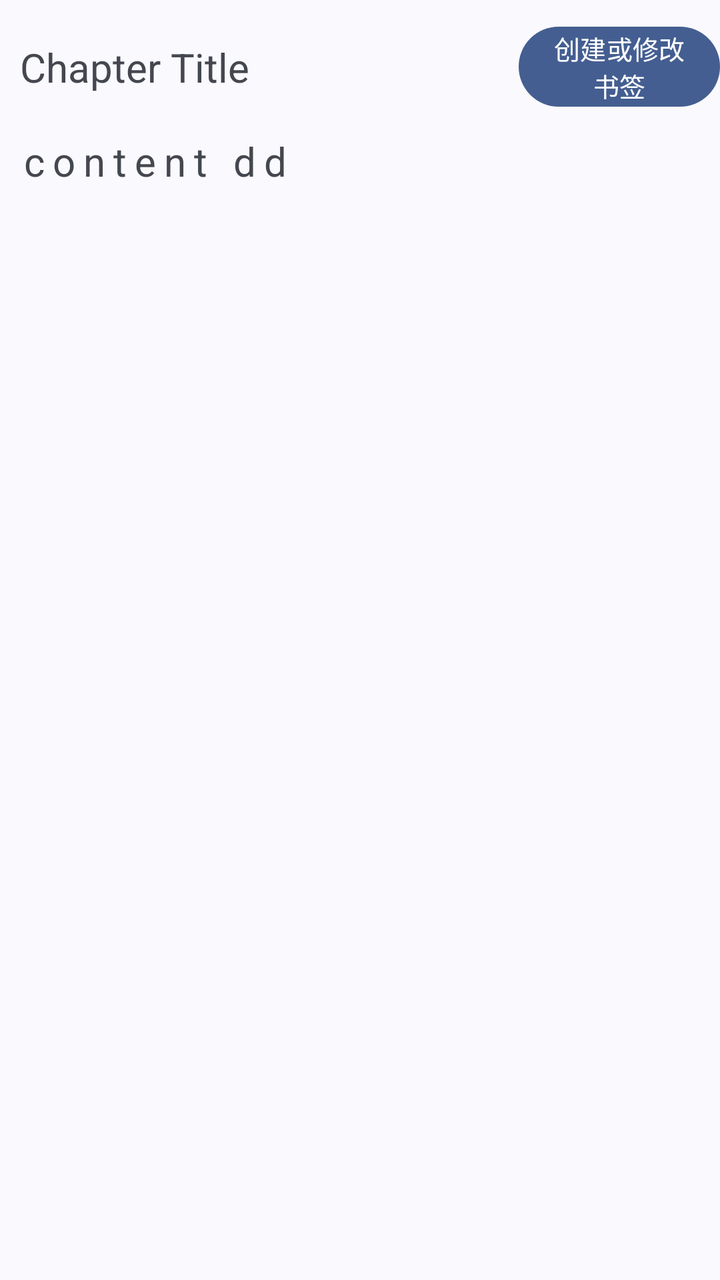
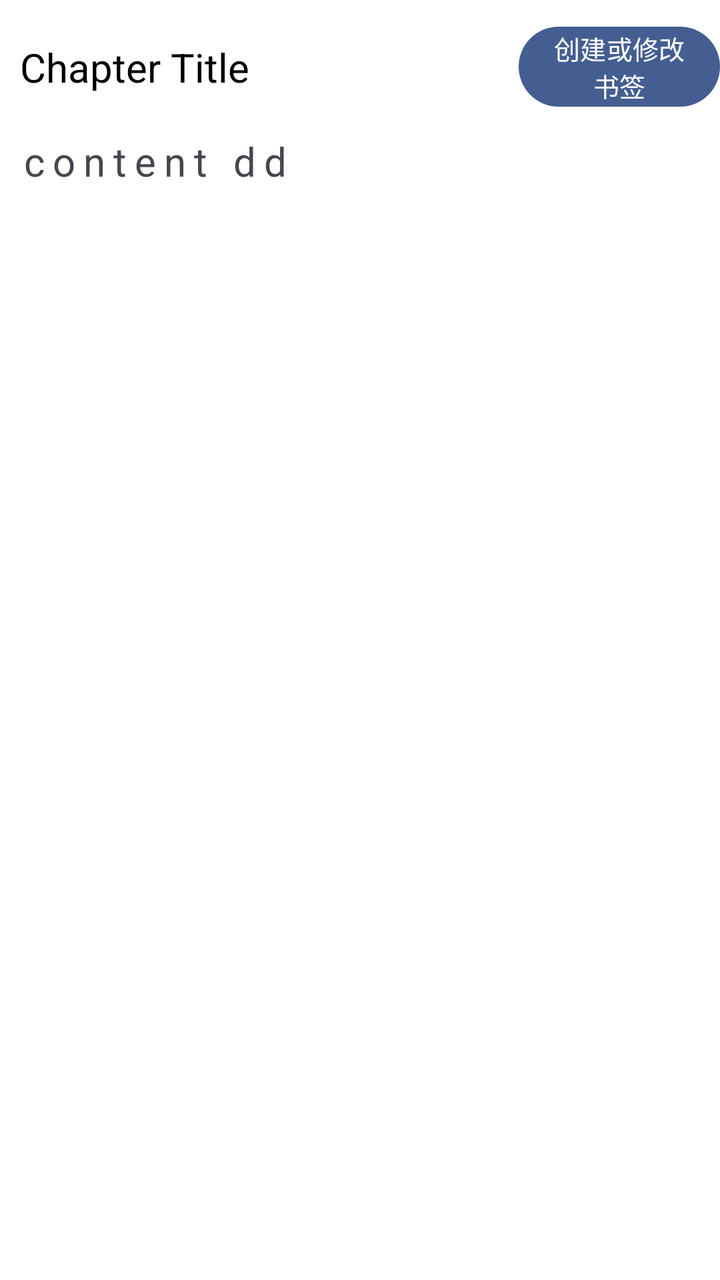

Before-and-after screenshots of an Android layout around one commit, followed by the original layout XML and the change that was made.
<!-- AndroidManifest.xml: application theme Theme.EBookReader -->
<!-- res/layout/fragment_txt_page.xml -->
<?xml version="1.0" encoding="utf-8"?>
<LinearLayout xmlns:android="http://schemas.android.com/apk/res/android"
    android:layout_width="match_parent"
    android:layout_height="match_parent"
    xmlns:app="http://schemas.android.com/apk/res-auto"
    android:orientation="vertical"

    >
    <LinearLayout
        android:layout_width="match_parent"
        android:layout_height="wrap_content"
        android:orientation="horizontal"
        >
        <com.google.android.material.textview.MaterialTextView
            android:layout_width="wrap_content"
            android:layout_height="wrap_content"
            android:id="@+id/Chapter_Title"
            android:text="Chapter Title"
            android:layout_weight="10"
            android:textSize="20sp"
            android:paddingVertical="20dp"
            android:paddingHorizontal="10dp"
            />
        <com.google.android.material.button.MaterialButton
            android:layout_width="wrap_content"
            android:layout_height="wrap_content"
            android:layout_weight="1"
            android:id="@+id/add_bookMark_BTN"
            android:text="创建或修改\n书签"
            android:textSize="13sp"
            android:padding="0dp"
            android:layout_gravity="center"
            android:gravity="center"
            />

    </LinearLayout>

    <ScrollView
        android:layout_width="match_parent"
        android:layout_height="match_parent"
        android:fillViewport="true"
        android:paddingHorizontal="10dp"
        android:id="@+id/scroll_of_TextView"
        >
        <com.google.android.material.textview.MaterialTextView
            android:layout_width="match_parent"
            android:layout_height="wrap_content"
            android:id="@+id/TextView"
            android:text="content dd"
            android:textSize="20sp"
            android:breakStrategy="high_quality"
            android:hyphenationFrequency="full"
            android:lineSpacingMultiplier="1.2"
            android:letterSpacing="0.2"
            />
    </ScrollView>

</LinearLayout>
<!-- resources referenced by this layout -->
<resources>
  <style name="Theme.EBookReader" parent="Theme.Material3.DynamicColors.Light">
          <item name="windowActionBar">false</item>
          <item name="windowNoTitle">true</item>
          <item name="background">@color/black</item>
          <item name="android:colorButtonNormal">@color/grey</item>
      </style>
  <color name="black">#FF000000</color>
  <color name="grey">#FF808080</color>
</resources>

<!-- the commit's change to res/layout/fragment_txt_page.xml (unified diff, before → after) -->
@@ -4,7 +4,7 @@
     android:layout_height="match_parent"
     xmlns:app="http://schemas.android.com/apk/res-auto"
     android:orientation="vertical"
-
+    android:background="?attr/colorSurface"
     >
     <LinearLayout
         android:layout_width="match_parent"
@@ -15,6 +15,7 @@
             android:layout_width="wrap_content"
             android:layout_height="wrap_content"
             android:id="@+id/Chapter_Title"
+            android:textColor="?attr/colorOnSurface"
             android:text="Chapter Title"
             android:layout_weight="10"
             android:textSize="20sp"
<!-- resource entries referenced after the edit -->
@@ -5,8 +5,17 @@
           <item name="windowNoTitle">true</item>
           <item name="background">@color/black</item>
           <item name="android:colorButtonNormal">@color/grey</item>
+  
+          <item name="colorSurface">@color/white</item>
+  
+          <item name="colorOnSurface">@color/black</item>
+          <item name="colorSecondaryFixed">@color/black</item>
+  
+  
+          <item name="colorSecondary">#EEEEEE</item>
       </style>
   <color name="black">#FF000000</color>
   <color name="grey">#FF808080</color>
+  <color name="white">#FFFFFFFF</color>
 </resources>
 
